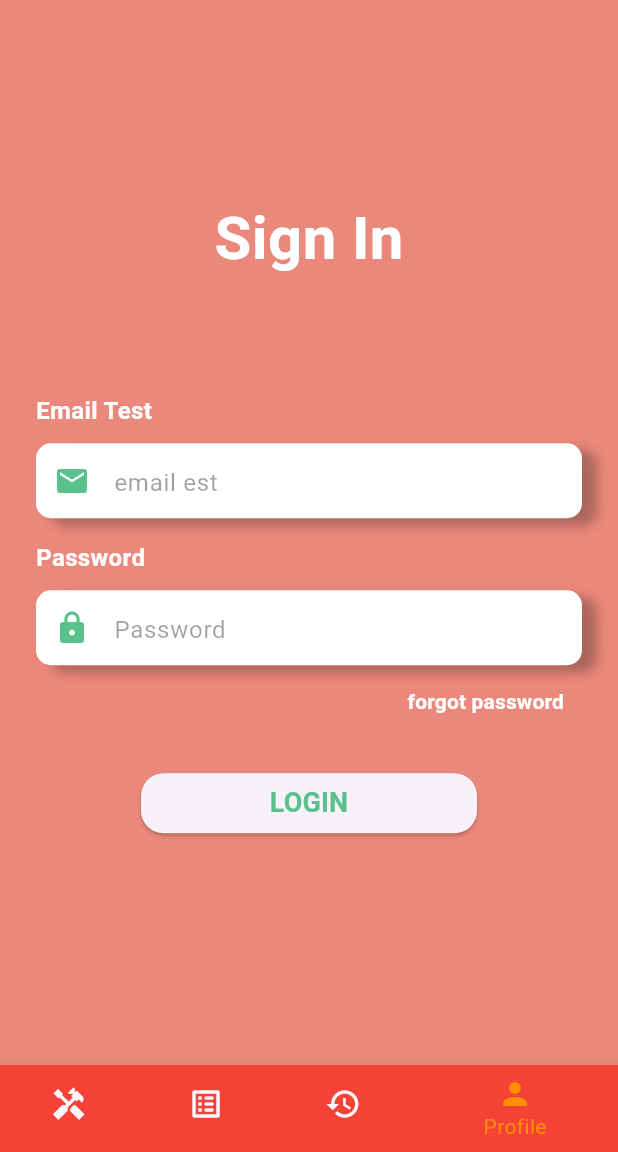
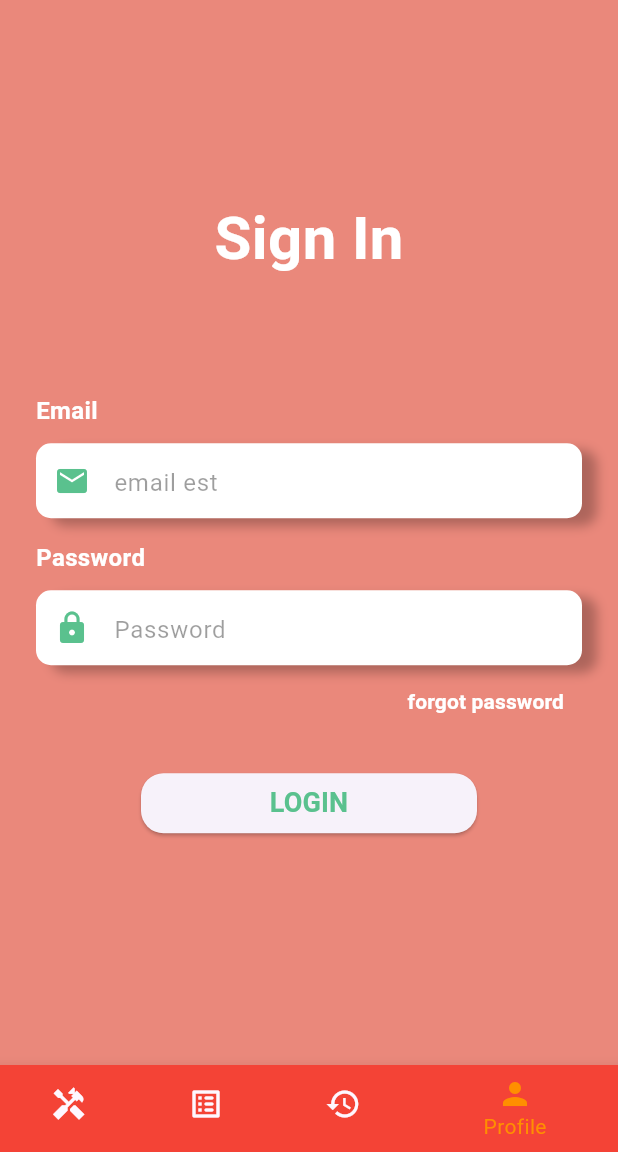
Before and after one commit to bugarin2/bugarin, a Flutter app: the screen it shows after launch, item 4 of the bottom bar chosen, on a phone screen of 412 x 824 dp, the part 84-1236 px from its top. Run offline on Flutter 3.47's test engine with Material 3 defaults, Android fonts, the phone set to English and light mode, and no system bars; our stand-ins replace google_fonts.

Commit message:
[refactor] SignInScreen: rename text

```diff
--- a/lib/src/features/authentication/screens/sign_in_screen.dart
+++ b/lib/src/features/authentication/screens/sign_in_screen.dart
@@ -17,7 +17,7 @@ class _SignInScreenState extends State<SignInScreen> {
       crossAxisAlignment: CrossAxisAlignment.start,
       children: [
         const Text(
-          'Email Test',
+          'Email',
           style: TextStyle(
             color: Colors.white,
             fontSize: 16,
```
